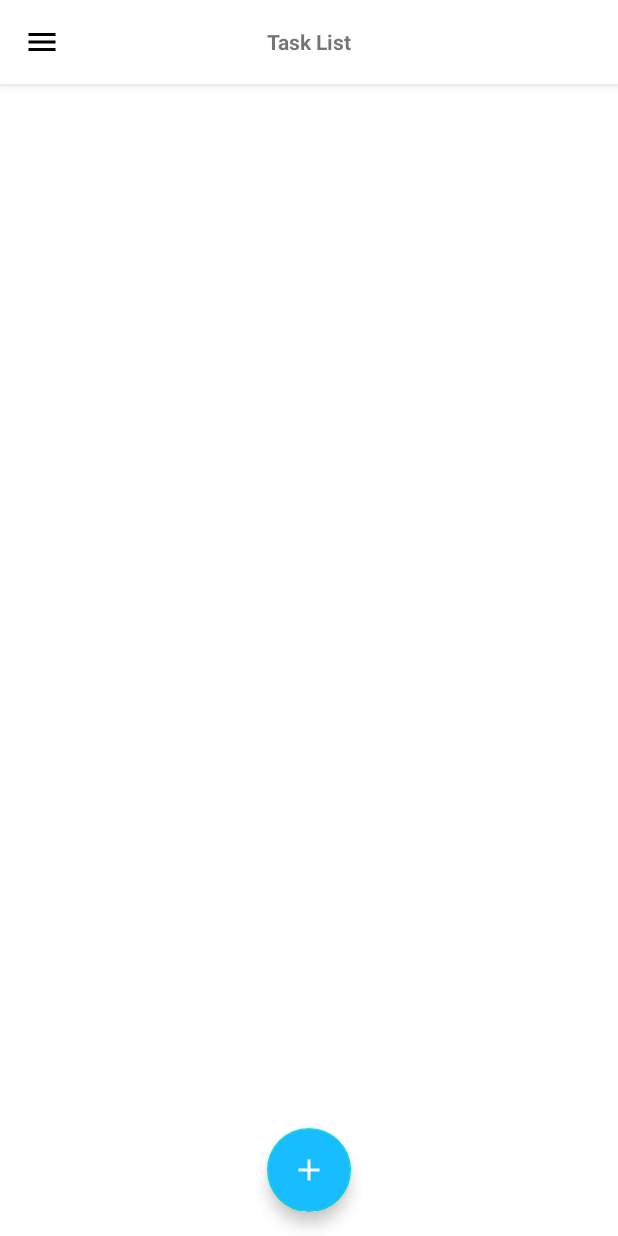
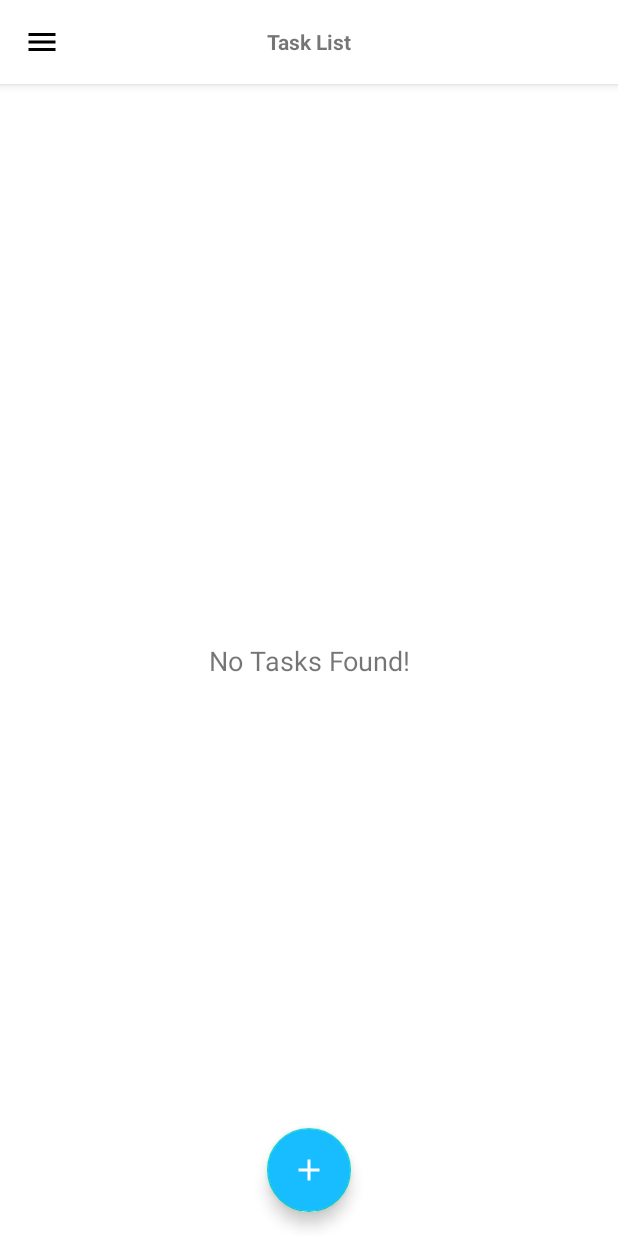
Before and after one commit to t3xtwrit3r/HishabeeTaskToDo, an Android app: the screen it shows after launch (MainActivity), on a phone screen of 412 x 824 dp. Run offline under Robolectric (Android 15) with nearby library versions, the phone set to English and light mode, and no system bars; our stand-ins replace Dagger/Hilt's generated code, Room's generated code, data binding, navigation-ui; libraries missing offline, so code that uses them is left out: androidx.databinding.ktx, androidx.hilt.work, com.haroldadmin.cnradapter; 4 statements that could not run were skipped.

Commit message:
# no data TextView added

```diff
--- a/app/src/main/java/com/mubin/todo/ui/TaskListFragment.kt
+++ b/app/src/main/java/com/mubin/todo/ui/TaskListFragment.kt
@@ -101,7 +101,14 @@ class TaskListFragment : Fragment() {
 
             Log.d("DataSize","${data.size}")
 
-            taskAdapter.setData(data)
+            if(data.isEmpty()) {
+                binding.noDataTv.visibility = View.VISIBLE
+                binding.taskListRv.visibility = View.GONE
+            } else {
+                binding.noDataTv.visibility = View.GONE
+                binding.taskListRv.visibility = View.VISIBLE
+                taskAdapter.setData(data)
+            }
 
         }
 
--- a/app/src/main/res/layout/fragment_task_list.xml
+++ b/app/src/main/res/layout/fragment_task_list.xml
@@ -10,7 +10,11 @@
 
         <androidx.core.widget.NestedScrollView
             android:layout_width="match_parent"
-            android:layout_height="match_parent">
+            android:layout_height="match_parent"
+            app:layout_constraintTop_toTopOf="parent"
+            app:layout_constraintBottom_toBottomOf="parent"
+            app:layout_constraintStart_toStartOf="parent"
+            app:layout_constraintEnd_toEndOf="parent">
 
             <androidx.constraintlayout.widget.ConstraintLayout
                 android:layout_width="match_parent"
@@ -23,7 +27,7 @@
                     android:layout_height="0dp"
                     android:layout_marginTop="8dp"
                     tools:listitem="@layout/item_view_task"
-                    tools:itemCount="60"
+                    tools:itemCount="5"
                     app:layoutManager="androidx.recyclerview.widget.LinearLayoutManager"
                     app:layout_constraintTop_toTopOf="parent"
                     app:layout_constraintStart_toStartOf="parent"
@@ -37,6 +41,7 @@
             android:id="@+id/fab"
             android:layout_width="wrap_content"
             android:layout_height="wrap_content"
+            android:contentDescription="@string/add_task"
             android:layout_marginBottom="16dp"
             android:backgroundTint="@color/blue"
             android:src="@drawable/baseline_add"
@@ -45,6 +50,19 @@
             app:layout_constraintStart_toStartOf="parent"
             app:layout_constraintEnd_toEndOf="parent"/>
 
+        <TextView
+            android:id="@+id/noDataTv"
+            android:layout_width="match_parent"
+            android:layout_height="wrap_content"
+            android:text="@string/no_data_found"
+            android:textSize="18sp"
+            android:gravity="center"
+            android:visibility="gone"
+            app:layout_constraintTop_toTopOf="parent"
+            app:layout_constraintBottom_toBottomOf="parent"
+            app:layout_constraintStart_toStartOf="parent"
+            app:layout_constraintEnd_toEndOf="parent"/>
+
 
     </androidx.constraintlayout.widget.ConstraintLayout>
 
--- a/app/src/main/res/values/strings.xml
+++ b/app/src/main/res/values/strings.xml
@@ -9,4 +9,6 @@
     <string name="date">Date</string>
     <string name="type_the_note_here">Type the note here...</string>
     <string name="task_name">Task Name</string>
+    <string name="no_data_found">No Tasks Found!</string>
+    <string name="add_task">Add Task</string>
 </resources>
```
